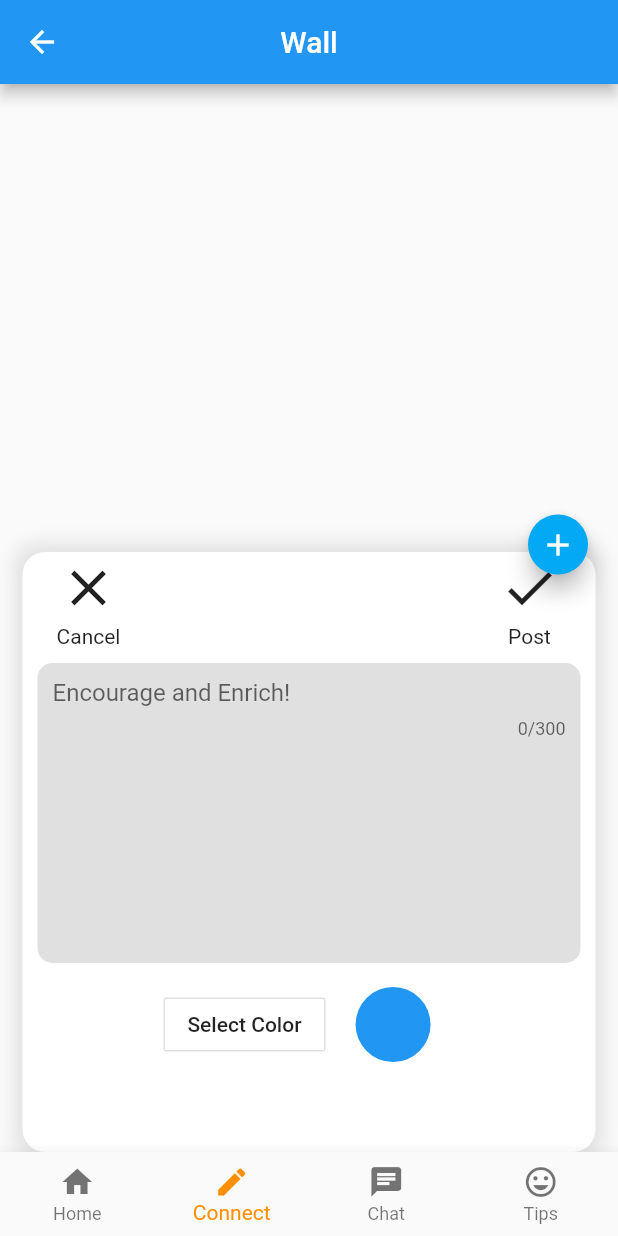
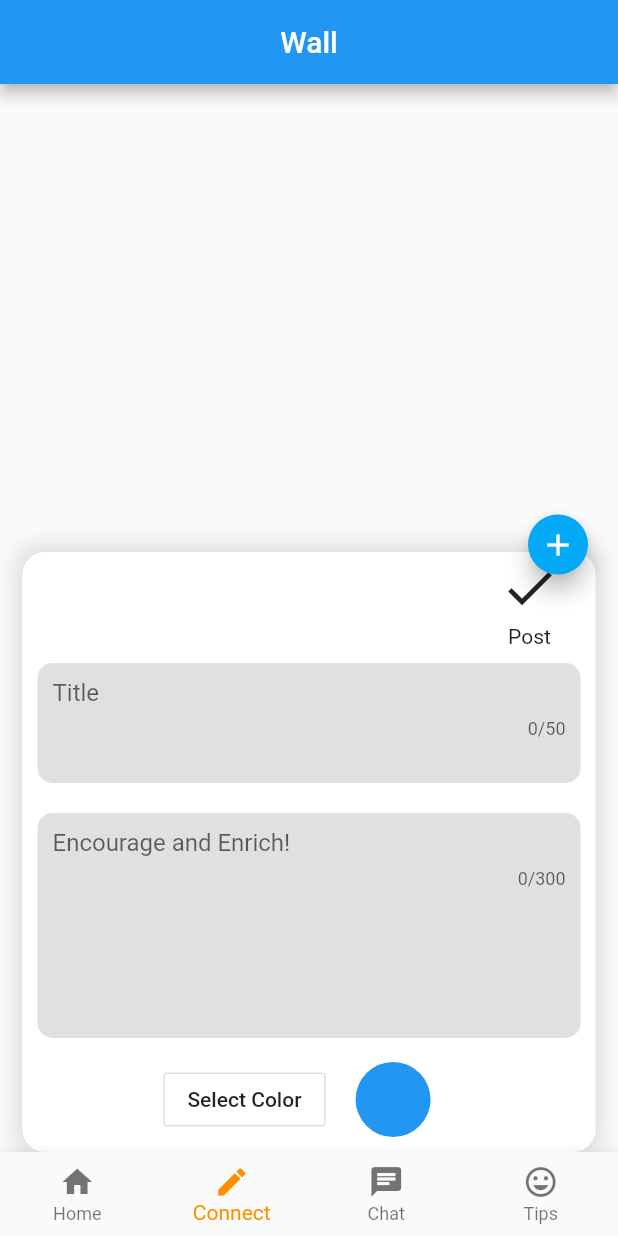
Before and after one commit to danielwse/Seek-, a Flutter app: the screen it shows after launch, item 2 of the bottom bar chosen, after a tap on the "add" icon, on a phone screen of 412 x 824 dp. Run offline on Flutter 3.47's test engine with Material 2 defaults, Android fonts, the phone set to English and light mode, and no system bars; our stand-ins replace cloud_firestore, google_fonts; missing offline and left inert: flutter_material_color_picker; accounts and stored records are empty.

Commit message:
notes add to wall, sorted by timestamp

```diff
--- a/lib/screens/wall/add_note.dart
+++ b/lib/screens/wall/add_note.dart
@@ -1,6 +1,8 @@
+import 'package:cloud_firestore/cloud_firestore.dart';
 import 'package:flutter/material.dart';
 import 'package:flutter/cupertino.dart';
 import 'package:flutter_material_color_picker/flutter_material_color_picker.dart';
+
 
 class AddNote extends StatefulWidget {
   AddNote({Key key}) : super(key: key);
@@ -12,6 +14,7 @@ class AddNote extends StatefulWidget {
 class _AddNoteState extends State<AddNote> {
   bool showFab = true;
   PersistentBottomSheetController bottomSheetController;
+
   @override
   Widget build(BuildContext context) {
     return FloatingActionButton(
@@ -21,12 +24,12 @@ class _AddNoteState extends State<AddNote> {
         onPressed: () {
           bottomSheetController = showBottomSheet(
               context: context, builder: (context) => BottomSheetWidget());
-          // bottomSheetController.closed.then((value) {
-          // showFloatingActionButton(false);
-          // });
+          bottomSheetController.closed.then((value) {
+          showFloatingActionButton(false);
+          });
 
-          //bottomSheetController.close();
-          // showFloatingActionButton(true);
+          bottomSheetController.close();
+          showFloatingActionButton(true);
         });
   }
 
@@ -45,6 +48,7 @@ class BottomSheetWidget extends StatefulWidget {
 
 class _BottomSheetWidgetState extends State<BottomSheetWidget> {
   @override
+
   Widget build(BuildContext context) {
     return SingleChildScrollView(
         child: Container(
@@ -75,39 +79,96 @@ class _BottomSheetWidgetState extends State<BottomSheetWidget> {
 class DecoratedTextField extends StatelessWidget {
   @override
   Widget build(BuildContext context) {
+    return UserMessage();
+  }
+}
+
+class UserMessage extends StatefulWidget {
+  @override
+  _UserMessageState createState() => _UserMessageState();
+}
+
+// Define a corresponding State class.
+// This class holds the data related to the Form.
+class _UserMessageState extends State<UserMessage> {
+  final firestoreInstance = Firestore.instance;
+  // Create a text controller and use it to retrieve the current value
+  // of the TextField.
+  final messageController = TextEditingController();
+  final titleController = TextEditingController();
+
+  @override
+  void dispose() {
+    // Clean up the controller when the widget is disposed.
+    messageController.dispose();
+    super.dispose();
+    titleController.dispose();
+    super.dispose();
+  }
+
+  @override
+  Widget build(BuildContext context) {
     return Column(children: <Widget>[
       Row(
         mainAxisAlignment: MainAxisAlignment.end,
         children: <Widget>[
-          Column(children: <Widget>[
+          // Column(
+          //   children: <Widget>[
+          //     FlatButton(
+          //         onPressed: () {
+          //           _AddNoteState.bottomSheetController.close();
+          //         },
+          //         child: Icon(Icons.close, size: 40)),
+          //     Text('Cancel')
+          //   ],
+          // ),
+          Spacer(),
+          Column(
+            children: <Widget>[
               FlatButton(
                   onPressed: () {
-                Navigator.of(context).pop();
-              },
-              child: Icon(Icons.close, size: 40)),
-              Text('Cancel')
-          ],),
-          Spacer(),
-          Column(children: <Widget>[
-            FlatButton(
-              onPressed: () {
+                    firestoreInstance.collection("wall").add({
+                      "message": messageController.text,
+                      "title": titleController.text,
+                      "timestamp": FieldValue.serverTimestamp()
+                    });
                     Navigator.of(context).pop();
                   },
                   child: Icon(Icons.check, size: 40)),
               Text('Post')
-          ],),
-
             ],
           ),
-      //DemoToggleButtons(),
+        ],
+      ),
       Container(
-        height: 200,
+          height: 80,
           alignment: Alignment.topCenter,
           padding: const EdgeInsets.symmetric(horizontal: 10, vertical: 10),
           margin: const EdgeInsets.symmetric(horizontal: 10, vertical: 10),
           decoration: BoxDecoration(
               color: Colors.grey[300], borderRadius: BorderRadius.circular(10)),
           child: TextField(
+              controller: titleController,
+              textInputAction: TextInputAction.newline,
+              maxLines: null,
+              autocorrect: true,
+              showCursor: true,
+              maxLengthEnforced: true,
+              maxLength: 50,
+              textAlign: TextAlign.start,
+              decoration: InputDecoration.collapsed(
+                hintText: 'Title',
+              ))),
+      Container(
+          height: 150,
+          alignment: Alignment.topCenter,
+          padding: const EdgeInsets.symmetric(horizontal: 10, vertical: 10),
+          margin: const EdgeInsets.symmetric(horizontal: 10, vertical: 10),
+          decoration: BoxDecoration(
+              color: Colors.grey[300], borderRadius: BorderRadius.circular(10)),
+          child: TextField(
+              controller: messageController,
+              textInputAction: TextInputAction.newline,
               maxLines: null,
               autocorrect: true,
               showCursor: true,
@@ -116,73 +177,72 @@ class DecoratedTextField extends StatelessWidget {
               textAlign: TextAlign.start,
               decoration: InputDecoration.collapsed(
                 hintText: 'Encourage and Enrich!',
-            )),
-      ),
+              ))),
       ColorPicker()
     ]);
   }
 }
 
-class DemoToggleButtons extends StatefulWidget {
-  @override
-  _DemoToggleButtonsState createState() => _DemoToggleButtonsState();
-}
+// class DemoToggleButtons extends StatefulWidget {
+//   @override
+//   _DemoToggleButtonsState createState() => _DemoToggleButtonsState();
+// }
 
-class _DemoToggleButtonsState extends State<DemoToggleButtons> {
-  List<bool> isSelected = [true, false];
-  FocusNode focusNodeButton1 = FocusNode();
-  FocusNode focusNodeButton2 = FocusNode();
-  List<FocusNode> focusToggle;
+// class _DemoToggleButtonsState extends State<DemoToggleButtons> {
+//   List<bool> isSelected = [true, false];
+//   FocusNode focusNodeButton1 = FocusNode();
+//   FocusNode focusNodeButton2 = FocusNode();
+//   List<FocusNode> focusToggle;
 
-  @override
-  void initState() {
-    super.initState();
-    focusToggle = [focusNodeButton1, focusNodeButton2];
-  }
+//   @override
+//   void initState() {
+//     super.initState();
+//     focusToggle = [focusNodeButton1, focusNodeButton2];
+//   }
 
-  @override
-  void dispose() {
-    // Clean up the focus node when the Form is disposed.
-    focusNodeButton1.dispose();
-    focusNodeButton2.dispose();
-    super.dispose();
-  }
+//   @override
+//   void dispose() {
+//     // Clean up the focus node when the Form is disposed.
+//     focusNodeButton1.dispose();
+//     focusNodeButton2.dispose();
+//     super.dispose();
+//   }
 
-  @override
-  Widget build(BuildContext context) {
-    return ToggleButtons(
-        color: Colors.greenAccent,
-        selectedColor: Colors.white,
-        //fillColor: Colors.purple,
-        // splashColor: Colors.lightBlue,
-        // highlightColor: Colors.lightBlue,
-        // borderColor: Colors.white,
-        // borderWidth: 5,
-        //selectedBorderColor: Colors.greenAccent,
-        // renderBorder: true,
-        borderRadius: BorderRadius.circular(10),
-        disabledColor: Colors.blueGrey,
-        disabledBorderColor: Colors.blueGrey,
-        focusColor: Colors.red,
-        focusNodes: focusToggle,
-        children: <Widget>[
-          Text("Anonymous", style: TextStyle(color: Colors.black)),
-          Text("Username", style: TextStyle(color: Colors.black)),
-        ],
-        isSelected: isSelected,
-        onPressed: (int index) {
-          setState(() {
-            for (int indexBtn = 0; indexBtn < isSelected.length; indexBtn++) {
-              if (indexBtn == index) {
-                isSelected[indexBtn] = true;
-              } else {
-                isSelected[indexBtn] = false;
-              }
-            }
-          });
-        });
-  }
-}
+//   @override
+//   Widget build(BuildContext context) {
+//     return ToggleButtons(
+//         color: Colors.greenAccent,
+//         selectedColor: Colors.white,
+//         //fillColor: Colors.purple,
+//         // splashColor: Colors.lightBlue,
+//         // highlightColor: Colors.lightBlue,
+//         // borderColor: Colors.white,
+//         // borderWidth: 5,
+//         //selectedBorderColor: Colors.greenAccent,
+//         // renderBorder: true,
+//         borderRadius: BorderRadius.circular(10),
+//         disabledColor: Colors.blueGrey,
+//         disabledBorderColor: Colors.blueGrey,
+//         focusColor: Colors.red,
+//         focusNodes: focusToggle,
+//         children: <Widget>[
+//           Text("Anonymous", style: TextStyle(color: Colors.black)),
+//           Text("Username", style: TextStyle(color: Colors.black)),
+//         ],
+//         isSelected: isSelected,
+//         onPressed: (int index) {
+//           setState(() {
+//             for (int indexBtn = 0; indexBtn < isSelected.length; indexBtn++) {
+//               if (indexBtn == index) {
+//                 isSelected[indexBtn] = true;
+//               } else {
+//                 isSelected[indexBtn] = false;
+//               }
+//             }
+//           });
+//         });
+//   }
+// }
 
 class ColorPicker extends StatefulWidget {
   _ColorPickerState createState() => _ColorPickerState();
--- a/lib/screens/wall/note_page.dart
+++ b/lib/screens/wall/note_page.dart
@@ -23,7 +23,7 @@ class _NotePageState extends State<NotePage> {
 
   Widget _buildBody(BuildContext context) {
     return StreamBuilder<QuerySnapshot>(
-      stream: Firestore.instance.collection('wall').snapshots(),
+      stream: Firestore.instance.collection('wall').orderBy("timestamp", descending: true).snapshots(),
       builder: (context, snapshot) {
         if (!snapshot.hasData) return LinearProgressIndicator();
 
```
Also changed, not shown: 1 other file. Lines whose indentation alone changed are shown as unchanged.
